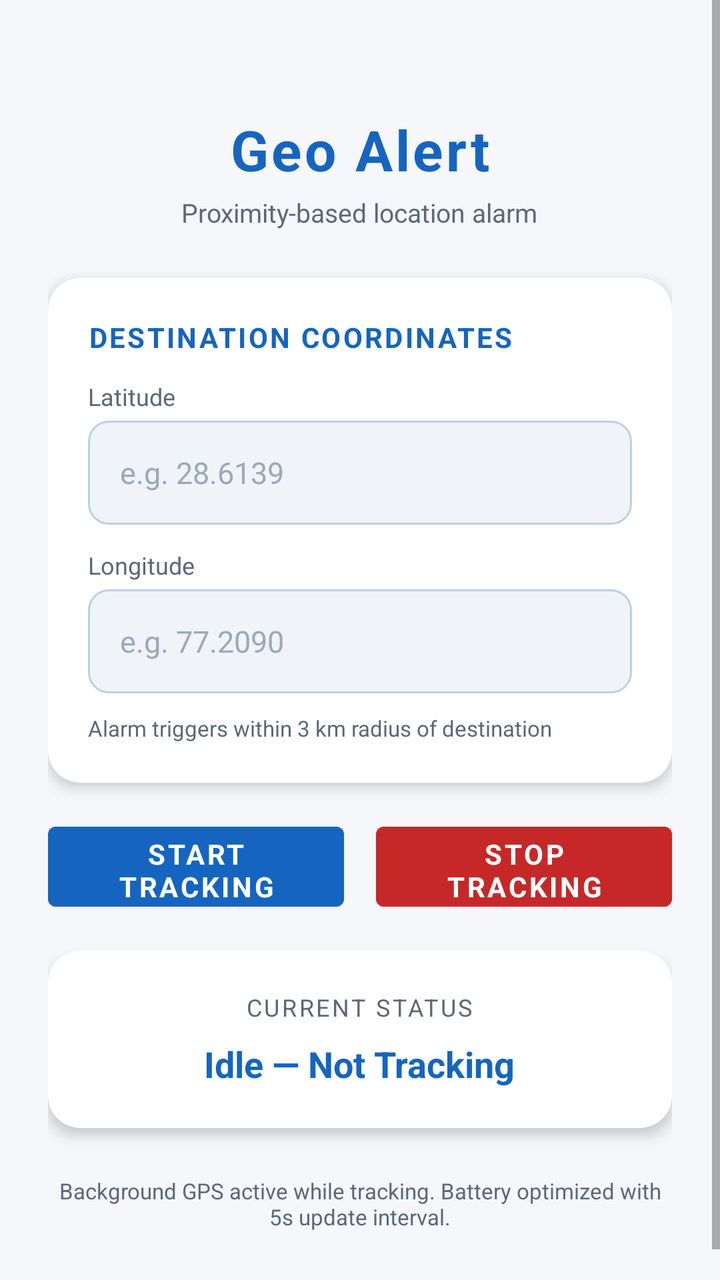
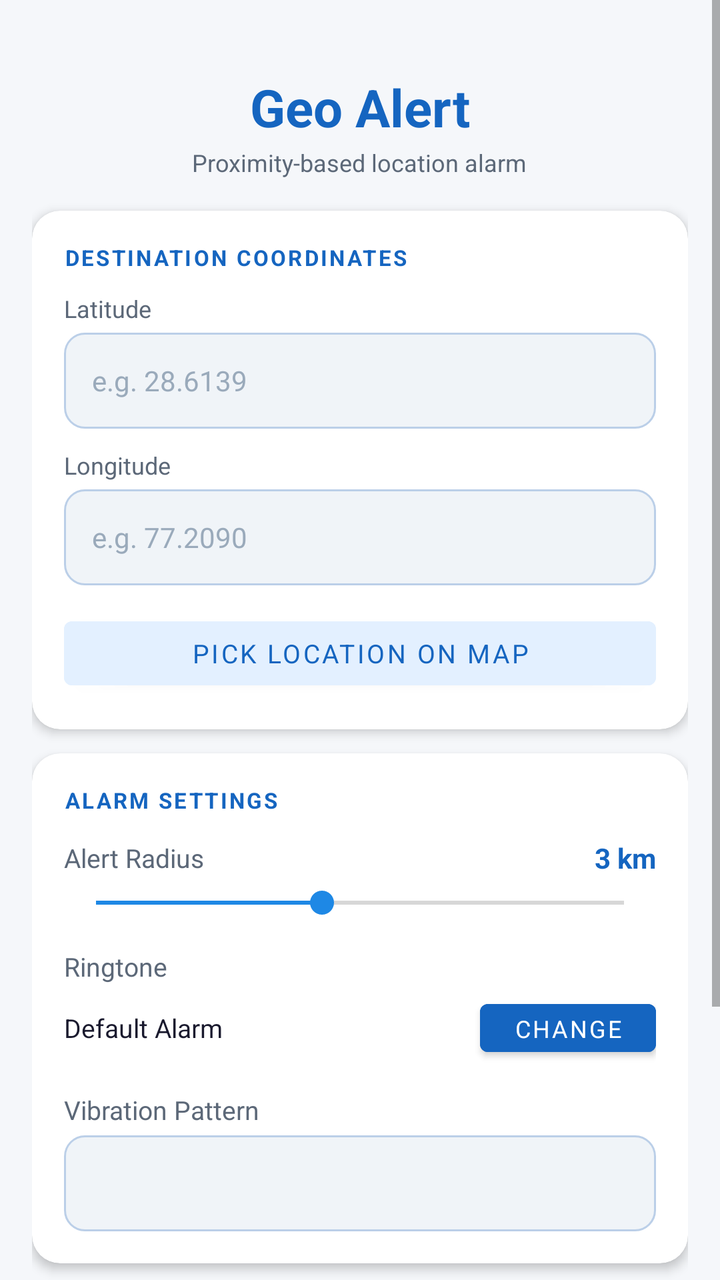

Two renders of the same Android screen: before a commit and after it. Below are the layout's source before the change and the commit's diff.
<!-- AndroidManifest.xml: application theme Theme.GeoAlert -->
<!-- res/layout/activity_main.xml -->
<?xml version="1.0" encoding="utf-8"?>
<ScrollView xmlns:android="http://schemas.android.com/apk/res/android"
    xmlns:app="http://schemas.android.com/apk/res-auto"
    android:layout_width="match_parent"
    android:layout_height="match_parent"
    android:background="@color/background"
    android:fillViewport="true">

    <LinearLayout
        android:layout_width="match_parent"
        android:layout_height="wrap_content"
        android:orientation="vertical"
        android:padding="24dp"
        android:gravity="center_horizontal">

        
        <LinearLayout
            android:layout_width="match_parent"
            android:layout_height="wrap_content"
            android:orientation="vertical"
            android:gravity="center"
            android:paddingTop="32dp"
            android:paddingBottom="24dp">

            <TextView
                android:layout_width="wrap_content"
                android:layout_height="wrap_content"
                android:text="@string/app_name"
                android:textSize="28sp"
                android:textStyle="bold"
                android:textColor="@color/primary"
                android:letterSpacing="0.05" />

            <TextView
                android:layout_width="wrap_content"
                android:layout_height="wrap_content"
                android:text="@string/app_subtitle"
                android:textSize="13sp"
                android:textColor="@color/text_secondary"
                android:paddingTop="4dp" />
        </LinearLayout>

        
        <androidx.cardview.widget.CardView
            android:layout_width="match_parent"
            android:layout_height="wrap_content"
            android:layout_marginBottom="16dp"
            app:cardCornerRadius="16dp"
            app:cardElevation="4dp"
            app:cardBackgroundColor="@color/card_background">

            <LinearLayout
                android:layout_width="match_parent"
                android:layout_height="wrap_content"
                android:orientation="vertical"
                android:padding="20dp">

                <TextView
                    android:layout_width="wrap_content"
                    android:layout_height="wrap_content"
                    android:text="@string/destination"
                    android:textSize="14sp"
                    android:textStyle="bold"
                    android:textColor="@color/primary"
                    android:paddingBottom="12dp"
                    android:letterSpacing="0.08" />

                <TextView
                    android:layout_width="wrap_content"
                    android:layout_height="wrap_content"
                    android:text="@string/label_latitude"
                    android:textSize="12sp"
                    android:textColor="@color/text_secondary"
                    android:paddingBottom="4dp" />

                <EditText
                    android:id="@+id/etLatitude"
                    android:layout_width="match_parent"
                    android:layout_height="52dp"
                    android:hint="@string/hint_latitude"
                    android:inputType="numberDecimal|numberSigned"
                    android:background="@drawable/input_background"
                    android:paddingStart="16dp"
                    android:paddingEnd="16dp"
                    android:textSize="15sp"
                    android:textColor="@color/text_primary"
                    android:textColorHint="@color/text_hint"
                    android:layout_marginBottom="12dp"
                    android:singleLine="true" />

                <TextView
                    android:layout_width="wrap_content"
                    android:layout_height="wrap_content"
                    android:text="@string/label_longitude"
                    android:textSize="12sp"
                    android:textColor="@color/text_secondary"
                    android:paddingBottom="4dp" />

                <EditText
                    android:id="@+id/etLongitude"
                    android:layout_width="match_parent"
                    android:layout_height="52dp"
                    android:hint="@string/hint_longitude"
                    android:inputType="numberDecimal|numberSigned"
                    android:background="@drawable/input_background"
                    android:paddingStart="16dp"
                    android:paddingEnd="16dp"
                    android:textSize="15sp"
                    android:textColor="@color/text_primary"
                    android:textColorHint="@color/text_hint"
                    android:singleLine="true" />

                <TextView
                    android:layout_width="wrap_content"
                    android:layout_height="wrap_content"
                    android:text="@string/radius_info"
                    android:textSize="11sp"
                    android:textColor="@color/text_secondary"
                    android:paddingTop="10dp" />
            </LinearLayout>
        </androidx.cardview.widget.CardView>

        
        <LinearLayout
            android:layout_width="match_parent"
            android:layout_height="wrap_content"
            android:orientation="horizontal"
            android:layout_marginBottom="16dp">

            <Button
                android:id="@+id/btnStart"
                android:layout_width="0dp"
                android:layout_height="52dp"
                android:layout_weight="1"
                android:layout_marginEnd="8dp"
                android:text="@string/btn_start"
                android:textSize="14sp"
                android:textStyle="bold"
                android:textColor="@color/white"
                android:backgroundTint="@color/primary"
                android:stateListAnimator="@null"
                style="@style/Widget.MaterialComponents.Button" />

            <Button
                android:id="@+id/btnStop"
                android:layout_width="0dp"
                android:layout_height="52dp"
                android:layout_weight="1"
                android:layout_marginStart="8dp"
                android:text="@string/btn_stop"
                android:textSize="14sp"
                android:textStyle="bold"
                android:textColor="@color/white"
                android:backgroundTint="@color/error"
                android:stateListAnimator="@null"
                style="@style/Widget.MaterialComponents.Button" />
        </LinearLayout>

        
        <androidx.cardview.widget.CardView
            android:layout_width="match_parent"
            android:layout_height="wrap_content"
            app:cardCornerRadius="16dp"
            app:cardElevation="4dp"
            app:cardBackgroundColor="@color/card_background">

            <LinearLayout
                android:layout_width="match_parent"
                android:layout_height="wrap_content"
                android:orientation="vertical"
                android:padding="20dp"
                android:gravity="center">

                <TextView
                    android:layout_width="wrap_content"
                    android:layout_height="wrap_content"
                    android:text="@string/status_label"
                    android:textSize="12sp"
                    android:textColor="@color/text_secondary"
                    android:letterSpacing="0.1"
                    android:paddingBottom="8dp" />

                <TextView
                    android:id="@+id/tvStatus"
                    android:layout_width="wrap_content"
                    android:layout_height="wrap_content"
                    android:text="@string/status_idle"
                    android:textSize="18sp"
                    android:textStyle="bold"
                    android:textColor="@color/primary"
                    android:gravity="center" />
            </LinearLayout>
        </androidx.cardview.widget.CardView>

        
        <TextView
            android:layout_width="wrap_content"
            android:layout_height="wrap_content"
            android:text="@string/footer_note"
            android:textSize="11sp"
            android:textColor="@color/text_secondary"
            android:gravity="center"
            android:paddingTop="24dp"
            android:paddingBottom="16dp" />

    </LinearLayout>
</ScrollView>
<!-- resources referenced by this layout -->
<resources>
  <color name="background">#F5F7FA</color>
  <color name="card_background">#FFFFFF</color>
  <color name="error">#C62828</color>
  <color name="primary">#1565C0</color>
  <color name="text_hint">#9AAABB</color>
  <color name="text_primary">#1A1A2E</color>
  <color name="text_secondary">#5C6878</color>
  <color name="white">#FFFFFF</color>
  <!-- drawable input_background (drawable) -->
  <?xml version="1.0" encoding="utf-8"?>
  <shape xmlns:android="http://schemas.android.com/apk/res/android"
      android:shape="rectangle">
      <solid android:color="@color/input_background" />
      <corners android:radius="10dp" />
      <stroke
          android:width="1dp"
          android:color="@color/input_border" />
  </shape>
  <string name="app_name">Geo Alert</string>
  <string name="app_subtitle">Proximity-based location alarm</string>
  <string name="btn_start">Start Tracking</string>
  <string name="btn_stop">Stop Tracking</string>
  <string name="destination">DESTINATION COORDINATES</string>
  <string name="footer_note">Background GPS active while tracking. Battery optimized with 5s update interval.</string>
  <string name="hint_latitude">e.g. 28.6139</string>
  <string name="hint_longitude">e.g. 77.2090</string>
  <string name="label_latitude">Latitude</string>
  <string name="label_longitude">Longitude</string>
  <string name="radius_info">Alarm triggers within 3 km radius of destination</string>
  <string name="status_idle">Idle — Not Tracking</string>
  <string name="status_label">CURRENT STATUS</string>
  <style name="Theme.GeoAlert" parent="Theme.MaterialComponents.Light.NoActionBar">
          <item name="colorPrimary">@color/primary</item>
          <item name="colorPrimaryVariant">@color/primary_dark</item>
          <item name="colorOnPrimary">@color/white</item>
          <item name="colorSecondary">@color/primary_light</item>
          <item name="colorSecondaryVariant">@color/primary_dark</item>
          <item name="colorOnSecondary">@color/white</item>
          <item name="colorError">@color/error</item>
          <item name="android:statusBarColor">@color/primary_dark</item>
          <item name="android:navigationBarColor">@color/background</item>
          <item name="android:windowBackground">@color/background</item>
          <item name="android:fontFamily">sans-serif</item>
      </style>
  <color name="input_background">#F0F4F8</color>
  <color name="input_border">#BBCFE8</color>
  <color name="primary_dark">#0D47A1</color>
  <color name="primary_light">#1E88E5</color>
</resources>

<!-- the commit's change to res/layout/activity_main.xml (unified diff, before → after) -->
@@ -10,8 +10,7 @@
         android:layout_width="match_parent"
         android:layout_height="wrap_content"
         android:orientation="vertical"
-        android:padding="24dp"
-        android:gravity="center_horizontal">
+        android:padding="16dp">
 
         
         <LinearLayout
@@ -19,126 +18,247 @@
             android:layout_height="wrap_content"
             android:orientation="vertical"
             android:gravity="center"
-            android:paddingTop="32dp"
-            android:paddingBottom="24dp">
+            android:paddingTop="20dp"
+            android:paddingBottom="16dp">
 
             <TextView
                 android:layout_width="wrap_content"
                 android:layout_height="wrap_content"
                 android:text="@string/app_name"
-                android:textSize="28sp"
+                android:textSize="26sp"
                 android:textStyle="bold"
-                android:textColor="@color/primary"
-                android:letterSpacing="0.05" />
+                android:textColor="@color/primary" />
 
             <TextView
                 android:layout_width="wrap_content"
                 android:layout_height="wrap_content"
                 android:text="@string/app_subtitle"
-                android:textSize="13sp"
+                android:textSize="12sp"
                 android:textColor="@color/text_secondary"
-                android:paddingTop="4dp" />
+                android:paddingTop="2dp" />
         </LinearLayout>
 
         
         <androidx.cardview.widget.CardView
             android:layout_width="match_parent"
             android:layout_height="wrap_content"
-            android:layout_marginBottom="16dp"
-            app:cardCornerRadius="16dp"
-            app:cardElevation="4dp"
+            android:layout_marginBottom="12dp"
+            app:cardCornerRadius="14dp"
+            app:cardElevation="3dp"
             app:cardBackgroundColor="@color/card_background">
 
             <LinearLayout
                 android:layout_width="match_parent"
                 android:layout_height="wrap_content"
                 android:orientation="vertical"
-                android:padding="20dp">
-
-                <TextView
-                    android:layout_width="wrap_content"
-                    android:layout_height="wrap_content"
-                    android:text="@string/destination"
-                    android:textSize="14sp"
+                android:padding="16dp">
+
+                <TextView
+                    android:layout_width="wrap_content"
+                    android:layout_height="wrap_content"
+                    android:text="@string/section_destination"
+                    android:textSize="11sp"
                     android:textStyle="bold"
                     android:textColor="@color/primary"
-                    android:paddingBottom="12dp"
-                    android:letterSpacing="0.08" />
-
+                    android:letterSpacing="0.1"
+                    android:paddingBottom="10dp" />
+
+                
                 <TextView
                     android:layout_width="wrap_content"
                     android:layout_height="wrap_content"
                     android:text="@string/label_latitude"
                     android:textSize="12sp"
-                    android:textColor="@color/text_secondary"
-                    android:paddingBottom="4dp" />
-
+                    android:textColor="@color/text_secondary" />
                 <EditText
                     android:id="@+id/etLatitude"
                     android:layout_width="match_parent"
-                    android:layout_height="52dp"
+                    android:layout_height="48dp"
                     android:hint="@string/hint_latitude"
                     android:inputType="numberDecimal|numberSigned"
                     android:background="@drawable/input_background"
-                    android:paddingStart="16dp"
-                    android:paddingEnd="16dp"
-                    android:textSize="15sp"
+                    android:paddingStart="14dp"
+                    android:paddingEnd="14dp"
+                    android:textSize="14sp"
                     android:textColor="@color/text_primary"
                     android:textColorHint="@color/text_hint"
-                    android:layout_marginBottom="12dp"
+                    android:layout_marginTop="4dp"
+                    android:layout_marginBottom="10dp"
                     android:singleLine="true" />
 
+                
                 <TextView
                     android:layout_width="wrap_content"
                     android:layout_height="wrap_content"
                     android:text="@string/label_longitude"
                     android:textSize="12sp"
-                    android:textColor="@color/text_secondary"
-                    android:paddingBottom="4dp" />
-
+                    android:textColor="@color/text_secondary" />
                 <EditText
                     android:id="@+id/etLongitude"
                     android:layout_width="match_parent"
-                    android:layout_height="52dp"
+                    android:layout_height="48dp"
                     android:hint="@string/hint_longitude"
                     android:inputType="numberDecimal|numberSigned"
                     android:background="@drawable/input_background"
-                    android:paddingStart="16dp"
-                    android:paddingEnd="16dp"
-                    android:textSize="15sp"
+                    android:paddingStart="14dp"
+                    android:paddingEnd="14dp"
+                    android:textSize="14sp"
                     android:textColor="@color/text_primary"
                     android:textColorHint="@color/text_hint"
+                    android:layout_marginTop="4dp"
                     android:singleLine="true" />
 
-                <TextView
-                    android:layout_width="wrap_content"
-                    android:layout_height="wrap_content"
-                    android:text="@string/radius_info"
-                    android:textSize="11sp"
-                    android:textColor="@color/text_secondary"
-                    android:paddingTop="10dp" />
+                
+                <Button
+                    android:id="@+id/btnPickMap"
+                    android:layout_width="match_parent"
+                    android:layout_height="44dp"
+                    android:layout_marginTop="12dp"
+                    android:text="@string/btn_pick_map"
+                    android:textSize="13sp"
+                    android:textColor="@color/primary"
+                    android:backgroundTint="@color/map_btn_bg"
+                    style="@style/Widget.MaterialComponents.Button" />
             </LinearLayout>
         </androidx.cardview.widget.CardView>
 
         
+        <androidx.cardview.widget.CardView
+            android:layout_width="match_parent"
+            android:layout_height="wrap_content"
+            android:layout_marginBottom="12dp"
+            app:cardCornerRadius="14dp"
+            app:cardElevation="3dp"
+            app:cardBackgroundColor="@color/card_background">
+
+            <LinearLayout
+                android:layout_width="match_parent"
+                android:layout_height="wrap_content"
+                android:orientation="vertical"
+                android:padding="16dp">
+
+                <TextView
+                    android:layout_width="wrap_content"
+                    android:layout_height="wrap_content"
+                    android:text="@string/section_alarm"
+                    android:textSize="11sp"
+                    android:textStyle="bold"
+                    android:textColor="@color/primary"
+                    android:letterSpacing="0.1"
+                    android:paddingBottom="12dp" />
+
+                
+                <LinearLayout
+                    android:layout_width="match_parent"
+                    android:layout_height="wrap_content"
+                    android:orientation="horizontal"
+                    android:gravity="center_vertical"
+                    android:paddingBottom="4dp">
+
+                    <TextView
+                        android:layout_width="0dp"
+                        android:layout_height="wrap_content"
+                        android:layout_weight="1"
+                        android:text="@string/label_radius"
+                        android:textSize="13sp"
+                        android:textColor="@color/text_secondary" />
+
+                    <TextView
+                        android:id="@+id/tvRadiusValue"
+                        android:layout_width="wrap_content"
+                        android:layout_height="wrap_content"
+                        android:text="3 km"
+                        android:textSize="14sp"
+                        android:textStyle="bold"
+                        android:textColor="@color/primary" />
+                </LinearLayout>
+
+                <SeekBar
+                    android:id="@+id/sbRadius"
+                    android:layout_width="match_parent"
+                    android:layout_height="wrap_content"
+                    android:max="7"
+                    android:progress="3"
+                    android:layout_marginBottom="14dp" />
+
+                
+                <TextView
+                    android:layout_width="wrap_content"
+                    android:layout_height="wrap_content"
+                    android:text="@string/label_ringtone"
+                    android:textSize="13sp"
+                    android:textColor="@color/text_secondary"
+                    android:paddingBottom="4dp" />
+
+                <LinearLayout
+                    android:layout_width="match_parent"
+                    android:layout_height="wrap_content"
+                    android:orientation="horizontal"
+                    android:gravity="center_vertical"
+                    android:layout_marginBottom="14dp">
+
+                    <TextView
+                        android:id="@+id/tvRingtoneName"
+                        android:layout_width="0dp"
+                        android:layout_height="wrap_content"
+                        android:layout_weight="1"
+                        android:text="@string/ringtone_default"
+                        android:textSize="13sp"
+                        android:textColor="@color/text_primary"
+                        android:ellipsize="end"
+                        android:singleLine="true"
+                        android:paddingEnd="8dp" />
+
+                    <Button
+                        android:id="@+id/btnPickRingtone"
+                        android:layout_width="wrap_content"
+                        android:layout_height="36dp"
+                        android:text="@string/btn_change"
+                        android:textSize="12sp"
+                        android:textColor="@color/white"
+                        android:backgroundTint="@color/primary"
+                        android:paddingStart="14dp"
+                        android:paddingEnd="14dp"
+                        style="@style/Widget.MaterialComponents.Button" />
+                </LinearLayout>
+
+                
+                <TextView
+                    android:layout_width="wrap_content"
+                    android:layout_height="wrap_content"
+                    android:text="@string/label_vibration"
+                    android:textSize="13sp"
+                    android:textColor="@color/text_secondary"
+                    android:paddingBottom="4dp" />
+
+                <Spinner
+                    android:id="@+id/spinnerVibration"
+                    android:layout_width="match_parent"
+                    android:layout_height="48dp"
+                    android:background="@drawable/input_background"
+                    android:paddingStart="14dp"
+                    android:paddingEnd="14dp" />
+            </LinearLayout>
+        </androidx.cardview.widget.CardView>
+
+        
         <LinearLayout
             android:layout_width="match_parent"
             android:layout_height="wrap_content"
             android:orientation="horizontal"
-            android:layout_marginBottom="16dp">
+            android:layout_marginBottom="12dp">
 
             <Button
                 android:id="@+id/btnStart"
                 android:layout_width="0dp"
                 android:layout_height="52dp"
                 android:layout_weight="1"
-                android:layout_marginEnd="8dp"
+                android:layout_marginEnd="6dp"
                 android:text="@string/btn_start"
                 android:textSize="14sp"
                 android:textStyle="bold"
                 android:textColor="@color/white"
                 android:backgroundTint="@color/primary"
-                android:stateListAnimator="@null"
                 style="@style/Widget.MaterialComponents.Button" />
 
             <Button
@@ -146,13 +266,12 @@
                 android:layout_width="0dp"
                 android:layout_height="52dp"
                 android:layout_weight="1"
-                android:layout_marginStart="8dp"
+                android:layout_marginStart="6dp"
                 android:text="@string/btn_stop"
                 android:textSize="14sp"
                 android:textStyle="bold"
                 android:textColor="@color/white"
                 android:backgroundTint="@color/error"
-                android:stateListAnimator="@null"
                 style="@style/Widget.MaterialComponents.Button" />
         </LinearLayout>
 
@@ -160,48 +279,38 @@
         <androidx.cardview.widget.CardView
             android:layout_width="match_parent"
             android:layout_height="wrap_content"
-            app:cardCornerRadius="16dp"
-            app:cardElevation="4dp"
+            android:layout_marginBottom="16dp"
+            app:cardCornerRadius="14dp"
+            app:cardElevation="3dp"
             app:cardBackgroundColor="@color/card_background">
 
             <LinearLayout
                 android:layout_width="match_parent"
                 android:layout_height="wrap_content"
                 android:orientation="vertical"
-                android:padding="20dp"
+                android:padding="16dp"
                 android:gravity="center">
 
                 <TextView
                     android:layout_width="wrap_content"
                     android:layout_height="wrap_content"
                     android:text="@string/status_label"
-                    android:textSize="12sp"
+                    android:textSize="11sp"
+                    android:letterSpacing="0.1"
                     android:textColor="@color/text_secondary"
-                    android:letterSpacing="0.1"
-                    android:paddingBottom="8dp" />
+                    android:paddingBottom="6dp" />
 
                 <TextView
                     android:id="@+id/tvStatus"
                     android:layout_width="wrap_content"
                     android:layout_height="wrap_content"
                     android:text="@string/status_idle"
-                    android:textSize="18sp"
+                    android:textSize="16sp"
                     android:textStyle="bold"
                     android:textColor="@color/primary"
                     android:gravity="center" />
             </LinearLayout>
         </androidx.cardview.widget.CardView>
 
-        
-        <TextView
-            android:layout_width="wrap_content"
-            android:layout_height="wrap_content"
-            android:text="@string/footer_note"
-            android:textSize="11sp"
-            android:textColor="@color/text_secondary"
-            android:gravity="center"
-            android:paddingTop="24dp"
-            android:paddingBottom="16dp" />
-
     </LinearLayout>
 </ScrollView>
<!-- resource entries referenced after the edit -->
@@ -3,6 +3,7 @@
   <color name="background">#F5F7FA</color>
   <color name="card_background">#FFFFFF</color>
   <color name="error">#C62828</color>
+  <color name="map_btn_bg">#E3F0FF</color>
   <color name="primary">#1565C0</color>
   <color name="text_hint">#9AAABB</color>
   <color name="text_primary">#1A1A2E</color>
@@ -20,16 +21,21 @@
   </shape>
   <string name="app_name">Geo Alert</string>
   <string name="app_subtitle">Proximity-based location alarm</string>
+  <string name="btn_change">Change</string>
+  <string name="btn_pick_map">Pick Location on Map</string>
   <string name="btn_start">Start Tracking</string>
   <string name="btn_stop">Stop Tracking</string>
-  <string name="destination">DESTINATION COORDINATES</string>
-  <string name="footer_note">Background GPS active while tracking. Battery optimized with 5s update interval.</string>
   <string name="hint_latitude">e.g. 28.6139</string>
   <string name="hint_longitude">e.g. 77.2090</string>
   <string name="label_latitude">Latitude</string>
   <string name="label_longitude">Longitude</string>
-  <string name="radius_info">Alarm triggers within 3 km radius of destination</string>
-  <string name="status_idle">Idle — Not Tracking</string>
+  <string name="label_radius">Alert Radius</string>
+  <string name="label_ringtone">Ringtone</string>
+  <string name="label_vibration">Vibration Pattern</string>
+  <string name="ringtone_default">Default Alarm</string>
+  <string name="section_alarm">ALARM SETTINGS</string>
+  <string name="section_destination">DESTINATION COORDINATES</string>
+  <string name="status_idle">Idle - Not Tracking</string>
   <string name="status_label">CURRENT STATUS</string>
   <style name="Theme.GeoAlert" parent="Theme.MaterialComponents.Light.NoActionBar">
           <item name="colorPrimary">@color/primary</item>
